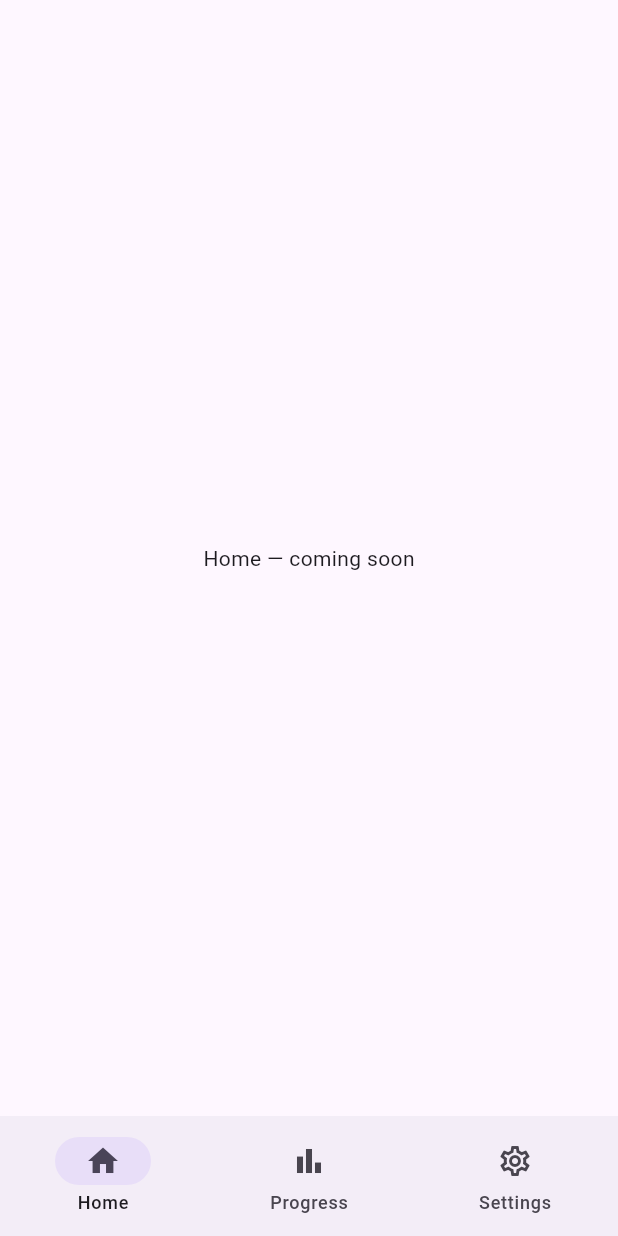
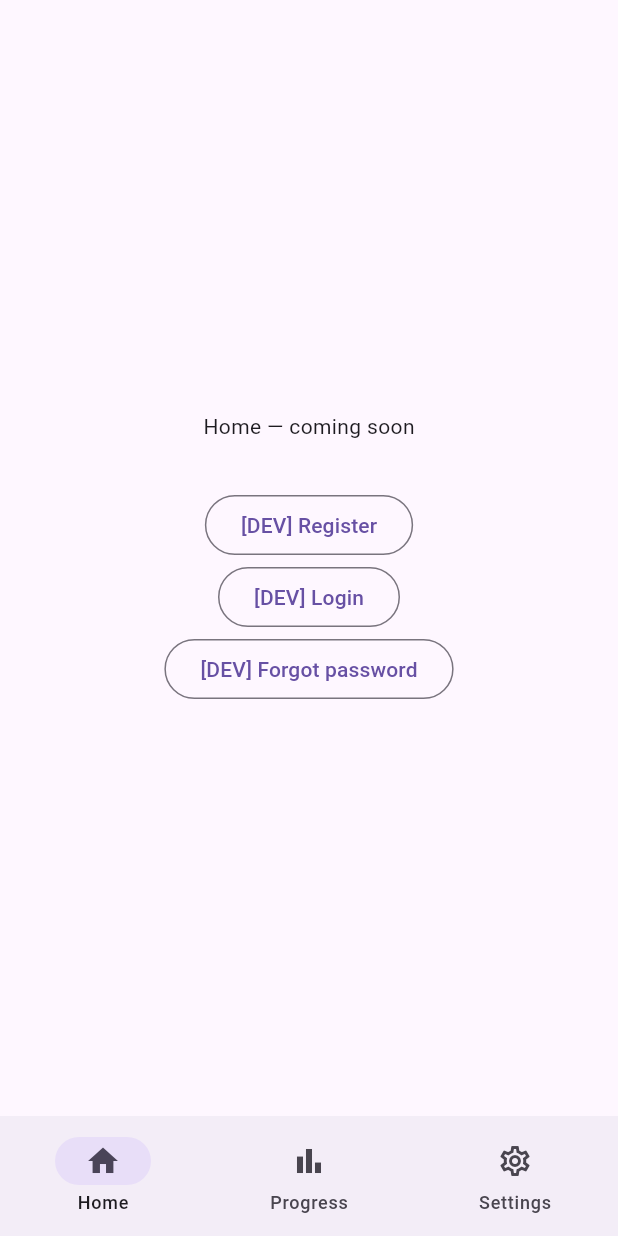
Before and after one commit to beginner1986/stanag, a Flutter app: the screen it shows after launch, on a phone screen of 412 x 824 dp. Run offline on Flutter 3.47's test engine with Material 3 defaults, Android fonts, the phone set to English and light mode, and no system bars; our stand-ins replace cloud_firestore, firebase_auth, firebase_core, flutter_riverpod, go_router, shared_preferences; accounts and stored records are empty; generated files the repository leaves out were written again; network calls fail; statements that could not run were skipped.

Commit message:
chore: add dev shortcuts to HomeScreen for auth screen testing

```diff
--- a/stanag_app/lib/screens/home_screen.dart
+++ b/stanag_app/lib/screens/home_screen.dart
@@ -1,12 +1,34 @@
 import 'package:flutter/material.dart';
+import 'package:go_router/go_router.dart';
 
 class HomeScreen extends StatelessWidget {
   const HomeScreen({super.key});
 
   @override
   Widget build(BuildContext context) {
-    return const Scaffold(
-      body: Center(child: Text('Home — coming soon')),
+    return Scaffold(
+      body: Center(
+        child: Column(
+          mainAxisSize: MainAxisSize.min,
+          children: [
+            const Text('Home — coming soon'),
+            // TODO: remove dev shortcuts before Phase 2
+            const SizedBox(height: 32),
+            OutlinedButton(
+              onPressed: () => context.go('/register'),
+              child: const Text('[DEV] Register'),
+            ),
+            OutlinedButton(
+              onPressed: () => context.go('/login'),
+              child: const Text('[DEV] Login'),
+            ),
+            OutlinedButton(
+              onPressed: () => context.go('/forgot-password'),
+              child: const Text('[DEV] Forgot password'),
+            ),
+          ],
+        ),
+      ),
     );
   }
 }
```
Also changed, not shown: stanag_app/firebase.json.
